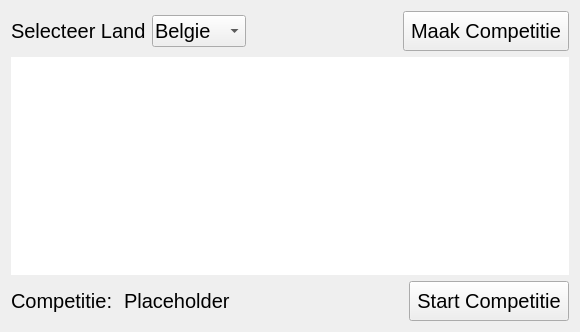
The window that ui/MainWindow.ui (Ancalagon02/LeagueTracker2) describes before a commit, drawn with Qt 5.
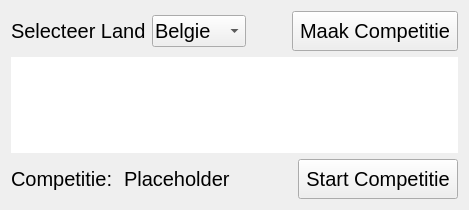
The same window after the commit.

Commit message: added main window

Patch:
```diff
--- a/ui/MainWindow.ui
+++ b/ui/MainWindow.ui
@@ -2,14 +2,6 @@
 <ui version="4.0">
  <class>MainWindow</class>
  <widget class="QWidget" name="MainWindow">
-  <property name="geometry">
-   <rect>
-    <x>0</x>
-    <y>0</y>
-    <width>580</width>
-    <height>332</height>
-   </rect>
-  </property>
   <property name="windowTitle">
    <string>Start Scherm</string>
   </property>
```
The commit also changes 2 other files.
